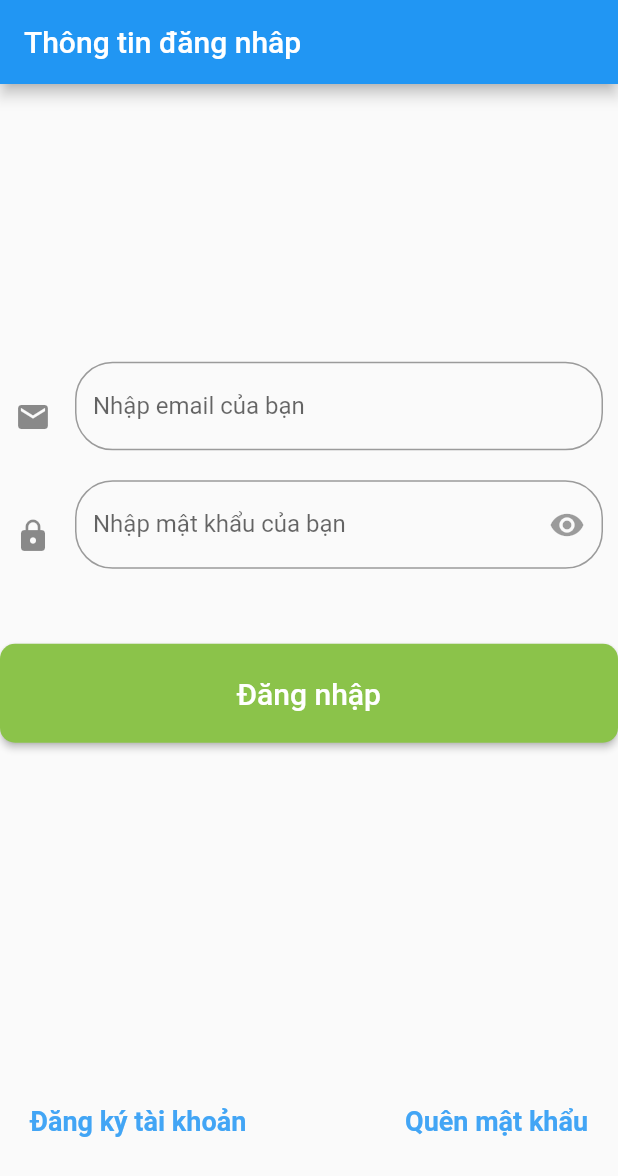
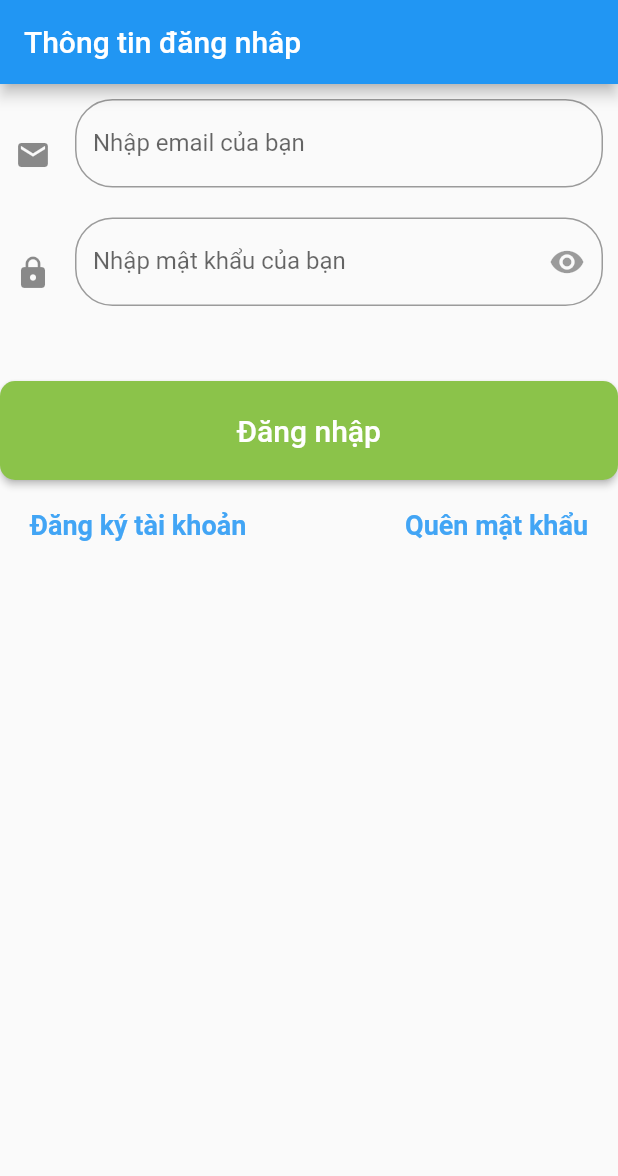
Before and after one commit to huycanh14/flutter, a Flutter app: the screen it shows after launch, on a phone screen of 412 x 824 dp. Shown: the top 1176 px of the screen. Run offline on Flutter 3.47's test engine with Material 2 defaults, Android fonts, the phone set to English and light mode, and no system bars; our stand-ins replace stacked.

Commit message:
edit form login

```diff
--- a/lib/ui/views/login/login_view.dart
+++ b/lib/ui/views/login/login_view.dart
@@ -18,15 +18,14 @@ class _LoginViewState extends State<LoginView> {
             appBar: AppBar(
               title: Text("Thông tin đăng nhâp"),
             ),
-            body: Column(
+            body: SingleChildScrollView(
+              child: Column(
+                mainAxisAlignment: MainAxisAlignment.end,
+                mainAxisSize:  MainAxisSize.min,
                 children: <Widget>[
-                Expanded(
-                  flex: 4,
-                  // key: _formKey,
-                  child: Form( //Expanded
+                  Form(
                      key: _formKey,
                       child: Column(
-                      mainAxisAlignment: MainAxisAlignment.center,
                         children: <Widget>[
                           Padding(
                             padding: EdgeInsets.all(10.0),
@@ -46,14 +45,14 @@ class _LoginViewState extends State<LoginView> {
                                     child: const Icon(Icons.email)),
                               ),
                               keyboardType: TextInputType.emailAddress,
-                            onSaved: (String value) {
-                              print(value);
-                            },
                             ),
                           ),
                           Padding(
                             padding: EdgeInsets.all(10.0),
                             child: TextFormField(
+                              validator: (value) {
+                                return model.checkValidatePassword(value);
+                              },
                               decoration: InputDecoration(
                                 labelText: "Nhập mật khẩu của bạn",
                                 border: new OutlineInputBorder(
@@ -92,10 +91,7 @@ class _LoginViewState extends State<LoginView> {
                         ],
                       ),
                     ),
-                ),
-                Expanded(
-                  flex: 1,
-                  child: Padding(
+                     Padding(
                       padding: const EdgeInsets.all(20.0),
                       child: Row(
                         mainAxisAlignment: MainAxisAlignment.spaceBetween,
@@ -111,8 +107,8 @@ class _LoginViewState extends State<LoginView> {
                         ],
                       ),
                     ),
-                )
                 ],
+              ),
             )),
         viewModelBuilder: () => LoginViewModel());
   }
```
Lines whose indentation alone changed are shown as unchanged.
